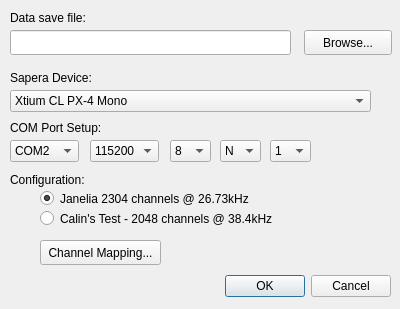
First picture: the form in FG_ConfigDialog.ui, repository acorver/SpikeGL, before the edit.
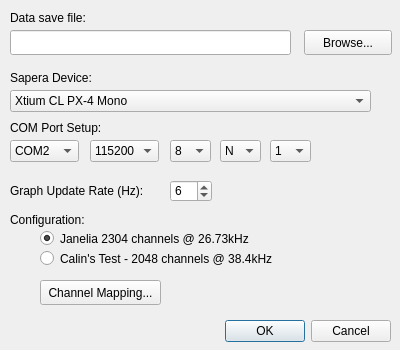
Second picture: the form after the edit.

Commit message: fixed last bug, added graph update rate stuff to config window

Diff of the .ui file:
```diff
--- a/FG_ConfigDialog.ui
+++ b/FG_ConfigDialog.ui
@@ -7,7 +7,7 @@
     <x>0</x>
     <y>0</y>
     <width>400</width>
-    <height>309</height>
+    <height>350</height>
    </rect>
   </property>
   <property name="windowTitle">
@@ -17,7 +17,7 @@
    <property name="geometry">
     <rect>
      <x>50</x>
-     <y>270</y>
+     <y>315</y>
      <width>341</width>
      <height>32</height>
     </rect>
@@ -266,7 +266,7 @@
    <property name="geometry">
     <rect>
      <x>10</x>
-     <y>170</y>
+     <y>210</y>
      <width>151</width>
      <height>20</height>
     </rect>
@@ -279,7 +279,7 @@
    <property name="geometry">
     <rect>
      <x>40</x>
-     <y>190</y>
+     <y>230</y>
      <width>241</width>
      <height>17</height>
     </rect>
@@ -298,7 +298,7 @@
    <property name="geometry">
     <rect>
      <x>40</x>
-     <y>210</y>
+     <y>250</y>
      <width>241</width>
      <height>17</height>
     </rect>
@@ -314,7 +314,7 @@
    <property name="geometry">
     <rect>
      <x>40</x>
-     <y>240</y>
+     <y>280</y>
      <width>121</width>
      <height>25</height>
     </rect>
@@ -323,6 +323,44 @@
     <string>Channel Mapping...</string>
    </property>
   </widget>
+  <widget class="QLabel" name="label_4">
+   <property name="geometry">
+    <rect>
+     <x>10</x>
+     <y>180</y>
+     <width>151</width>
+     <height>22</height>
+    </rect>
+   </property>
+   <property name="toolTip">
+    <string>&lt;html&gt;&lt;head/&gt;&lt;body&gt;&lt;p&gt;Specifies how many times per second the OpenGL data graphs are updated. Setting this value too high may negatively impact performance.  Setting it too low may mean the data graphs draw too infrequently and appear lagged and/or &amp;quot;jerky&amp;quot;. The default is a good compromise for most systems.&lt;/p&gt;&lt;/body&gt;&lt;/html&gt;</string>
+   </property>
+   <property name="text">
+    <string>Graph Update Rate (Hz):</string>
+   </property>
+  </widget>
+  <widget class="QSpinBox" name="graphUpdateRateHzSB">
+   <property name="geometry">
+    <rect>
+     <x>170</x>
+     <y>180</y>
+     <width>42</width>
+     <height>22</height>
+    </rect>
+   </property>
+   <property name="toolTip">
+    <string>&lt;html&gt;&lt;head/&gt;&lt;body&gt;&lt;p&gt;Specifies how many times per second the OpenGL data graphs are updated. Setting this value too high may negatively impact performance.  Setting it too low may mean the data graphs draw too infrequently and appear lagged and/or &amp;quot;jerky&amp;quot;. The default is a good compromise for most systems.&lt;/p&gt;&lt;/body&gt;&lt;/html&gt;</string>
+   </property>
+   <property name="minimum">
+    <number>1</number>
+   </property>
+   <property name="maximum">
+    <number>20</number>
+   </property>
+   <property name="value">
+    <number>6</number>
+   </property>
+  </widget>
  </widget>
  <resources/>
  <connections>
```
The commit also changes 8 other files.
